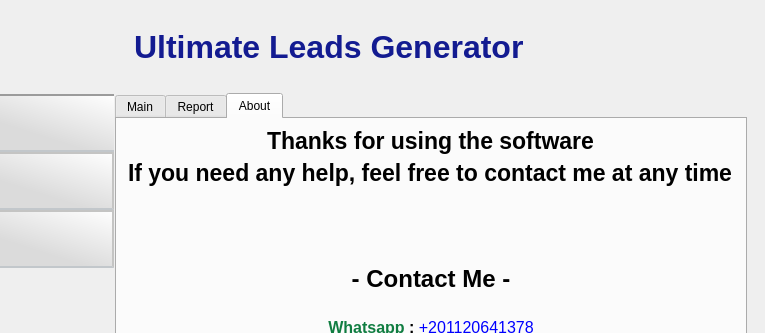
This is untitled.ui in thelordahmed/FYY-Scraper as Qt 5 draws it before an edit; both pictures show x 106 to 871 and y 0 to 333 of the 871 by 688 pixel window. The edited form follows.
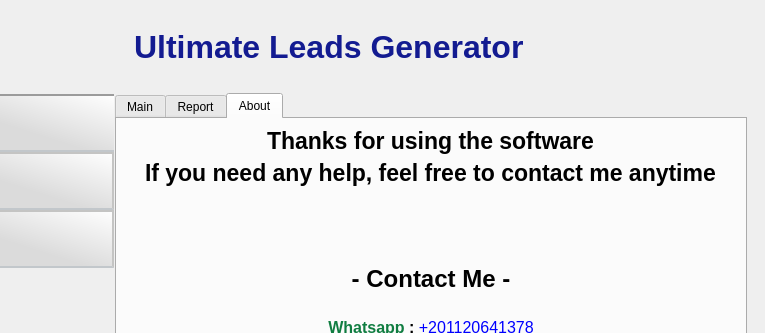
This is the edited form. The open tabs and pages were chosen to show the change. Icons and pictures are not drawn.

Commit message: Bug Fix: Yelp h3 tag & facebook "End of results" element

```diff
--- a/untitled.ui
+++ b/untitled.ui
@@ -799,7 +799,7 @@
               </font>
              </property>
              <property name="text">
-              <string>If you need any help, feel free to contact me at any time</string>
+              <string>If you need any help, feel free to contact me anytime</string>
              </property>
             </widget>
            </item>
```
Left out of the diff: 2 changed lines with no effect on the pictures. The commit also changes 1 other file.
